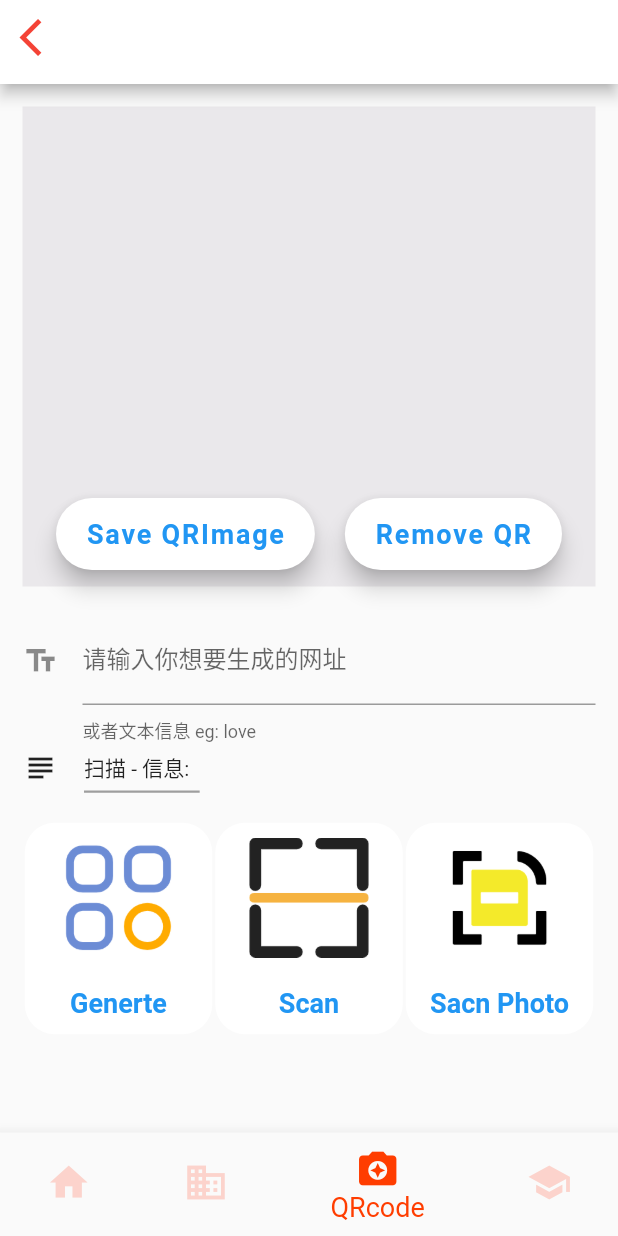
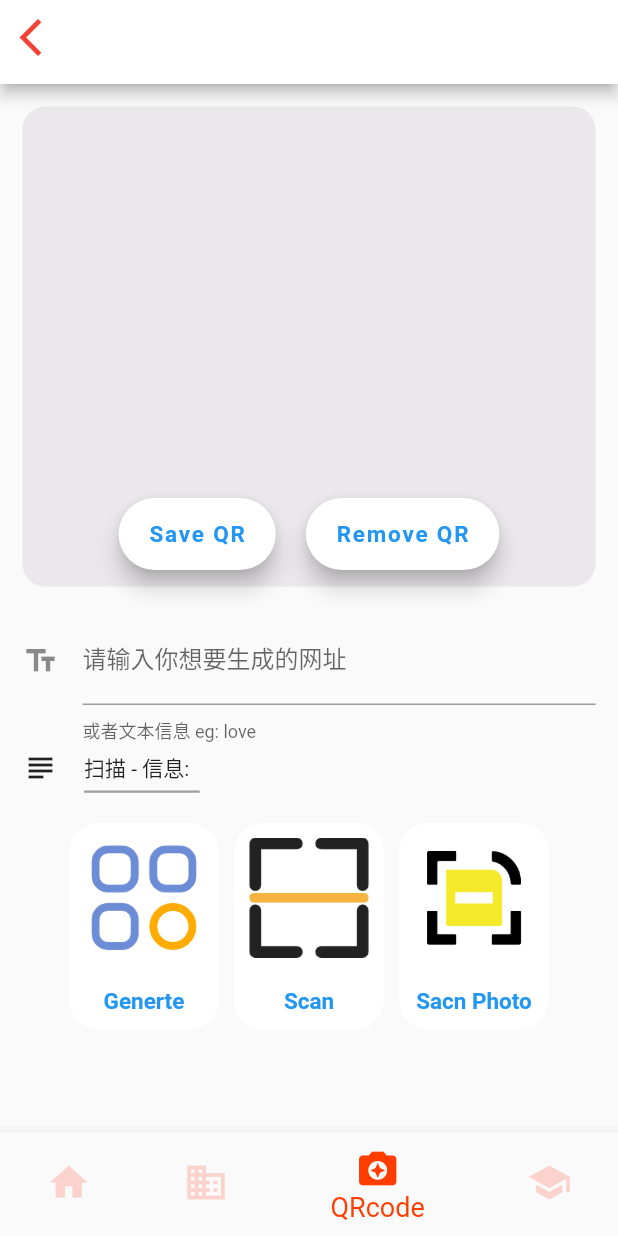
Before and after one commit to CodeSnakes/YiAPP, a Flutter app: the screen it shows after launch, item 3 of the bottom bar chosen, after a tap on "Sacn Photo", on a phone screen of 412 x 824 dp. Run offline on Flutter 3.47's test engine with Material 2 defaults, Android fonts, the phone set to English and light mode, and no system bars; our stand-ins replace dio, image_gallery_saver; missing offline and left inert: qrscan.

Commit message:
The seven time commits ,  Complete the  Qrcode pages ,all page Style 、Functions is done , runing the computer is find。

```diff
--- a/lib/pages/Qrcode.dart
+++ b/lib/pages/Qrcode.dart
@@ -1,8 +1,14 @@
 //这是QrcodeView类的控制页
 import 'dart:typed_data';
 import 'dart:async';
+import 'dart:ui' as ui;
+import 'package:dio/dio.dart';
 import 'package:flutter/cupertino.dart';
 import 'package:flutter/material.dart';
+import 'package:flutter/rendering.dart';
+import 'package:flutter/services.dart';
+import 'package:image_gallery_saver/image_gallery_saver.dart';
+import 'package:flutter/services.dart' show rootBundle;
 import 'package:qrscan/qrscan.dart' as scanner;
 
 class QrcodeView extends StatefulWidget {
@@ -15,23 +21,40 @@ class _QrcodeViewState extends State<QrcodeView> {
   String barcode = '';
   String usercode= '';
   Uint8List bytes = Uint8List(200);
+  GlobalKey _globalKey = GlobalKey();
 
   TextEditingController _controller; //写入框使用
   void dispose() {
     _controller.dispose();
     super.dispose();
   }
-
   //按钮文字style
   static const TextStyle optionStyle =
-      TextStyle(fontSize: 18, fontWeight: FontWeight.bold,color: Colors.blue);
+      TextStyle(fontSize: 15, fontWeight: FontWeight.bold,color: Colors.blue);
 
   @override
   initState() {
-    //what happen?? 初始化状态
-    super.initState();
+    super.initState();//what happen?? 初始化状态
   }
 
+ Future _saveNet() async {
+    print("Save");
+    //![](https://gitee.com/yichangkong/FigureBed/raw/master/img/20200728002446.png)
+    // https://gitee.com/yichangkong/FigureBed/raw/master/img/yiqr.png
+    var response = await Dio().get(
+        "https://gitee.com/yichangkong/FigureBed/raw/master/img/20200728002446.png",
+        options: Options(responseType: ResponseType.bytes));
+    final result = await ImageGallerySaver.saveImage(
+        Uint8List.fromList(response.data),
+        quality: 60,
+        name: "hello");
+    print(result);
+  }
+
+ Future _saveGentQR() async {
+    print('saveGen');
+    final result = await ImageGallerySaver.saveImage(bytes);
+  }
   //单击弹框
   Future<void> _showMyDialog(BuildContext context) async {
     return showDialog(
@@ -96,7 +119,7 @@ class _QrcodeViewState extends State<QrcodeView> {
           children: <Widget>[
             Container(
               height: 320,
-              color: Color(0x99E0DCE1),
+              decoration: BoxDecoration(borderRadius: BorderRadius.all(Radius.circular(15)),color: Color(0x99E0DCE1),),
               child: Padding(
                   padding: EdgeInsets.all(10),
                   child: Column(
@@ -112,8 +135,8 @@ class _QrcodeViewState extends State<QrcodeView> {
                         children: <Widget>[
                           FloatingActionButton.extended(
                             backgroundColor: Colors.white,
-                            label: Text('Save QRImage',style: optionStyle,),
-                            onPressed: () {  _showMyDialog(context); },
+                            label: Text('Save QR',style: optionStyle,),
+                            onPressed: (){_saveGentQR();},
                           ),
                           SizedBox( width: 20,  ),
                           FloatingActionButton.extended(
@@ -194,7 +217,6 @@ class _QrcodeViewState extends State<QrcodeView> {
                   onTap: (){_generateBarCode(usercode);} ,
                   child: Container(
                     padding: EdgeInsets.all(10),
-                    width: 125,
                     decoration: BoxDecoration(
                       color: Colors.white,
                       borderRadius: BorderRadius.all(Radius.circular(20)),
@@ -216,12 +238,11 @@ class _QrcodeViewState extends State<QrcodeView> {
                     ),
                   ),
                 ),
-                SizedBox(width: 2),
+                SizedBox(width: 10),
                 GestureDetector(
                   onTap:  _scan,
                   child: Container(
                     padding: EdgeInsets.all(10),
-                    width: 125,
                     decoration: BoxDecoration(
                         color: Colors.white,
                         borderRadius: BorderRadius.all(Radius.circular(20))),
@@ -239,12 +260,11 @@ class _QrcodeViewState extends State<QrcodeView> {
                     ),
                   ),
                 ),
-                SizedBox( width: 2),
+                SizedBox( width: 10),
                 GestureDetector(
                   onTap: _scanPhoto,
                   child: Container(
                     padding: EdgeInsets.all(10),
-                    width: 125,
                     decoration: BoxDecoration(
                         color: Colors.white,
                         borderRadius: BorderRadius.all(Radius.circular(20))),
@@ -280,7 +300,9 @@ class _QrcodeViewState extends State<QrcodeView> {
   }
 
   Future _scanPhoto() async {
+    print("SCAN");
     String barcode = await scanner.scanPhoto();
+    print("Scan:"+barcode);
     setState(() => this.barcode = barcode);
   }
 
@@ -293,13 +315,11 @@ class _QrcodeViewState extends State<QrcodeView> {
       Uint8List result = await scanner.generateBarCode('https://yichangkong.gitee.io/');
       this.setState(() => this.bytes = result);
     }
-
-
-
   }
 
   Future _clearBarCode() async {
     Uint8List barcodes = Uint8List(200); //初始化
     setState(() => this.bytes = barcodes);
   }
+
 }
--- a/pubspec.yaml
+++ b/pubspec.yaml
@@ -25,6 +25,10 @@ dependencies:
     sdk: flutter
   # 实现二维码扫描插件
   qrscan: ^0.2.10
+  #图片保存
+  image_gallery_saver : ^1.5.0
+  #
+  dio : ^3.0.7
   # The following adds the Cupertino Icons font to your application.
   # Use with the CupertinoIcons class for iOS style icons.
   cupertino_icons: ^0.1.3
```
Also changed, not shown: pubspec.lock, 2 other files.
